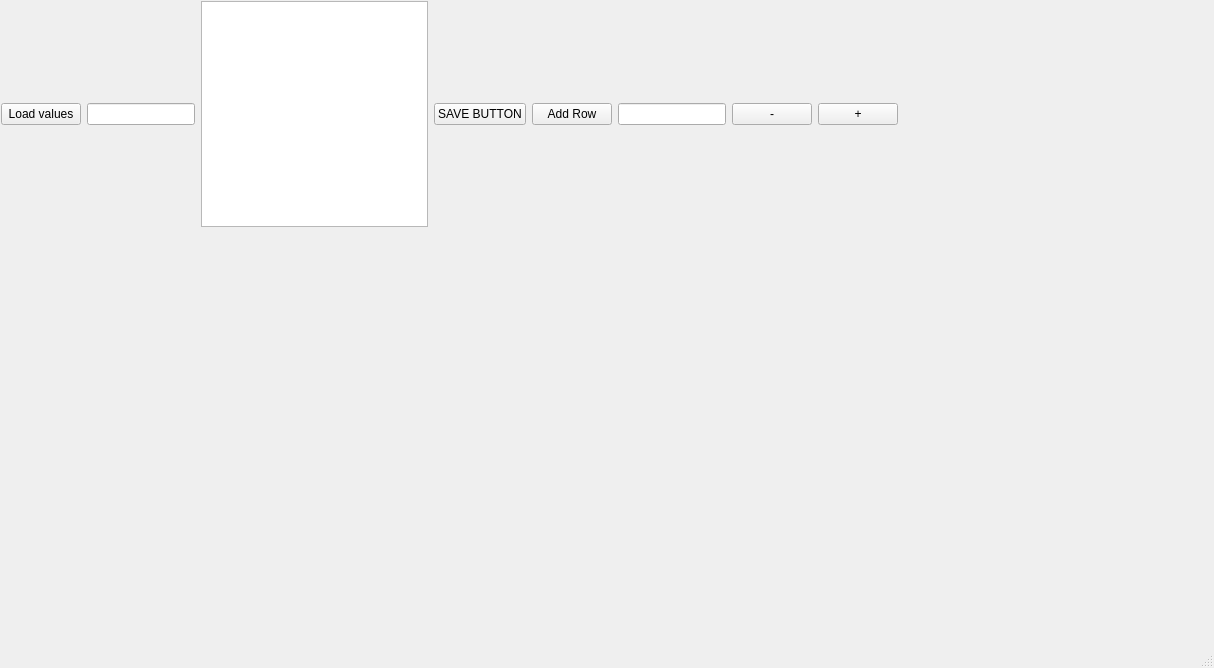
Before: the Qt Designer form mainwindow.ui in Sangameeee/cmmsMini, drawn with Qt 5.
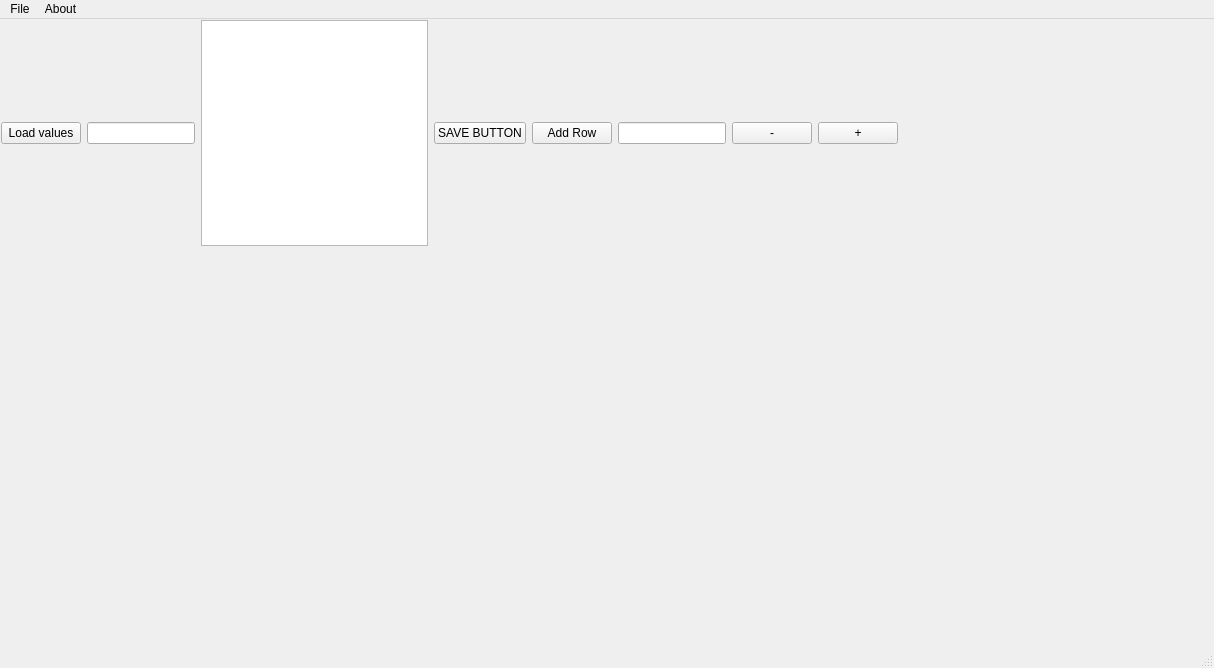
After: the same form once the commit is applied. Icons and pictures are not drawn.

```diff
--- a/mainwindow.ui
+++ b/mainwindow.ui
@@ -146,6 +146,25 @@
      <height>25</height>
     </rect>
    </property>
+   <widget class="QMenu" name="menuFile">
+    <property name="title">
+     <string>File</string>
+    </property>
+    <addaction name="actionHome"/>
+    <addaction name="actionSave"/>
+    <addaction name="actionLoad"/>
+    <addaction name="clear"/>
+    <addaction name="actionClear_All"/>
+    <addaction name="actionPrint"/>
+   </widget>
+   <widget class="QMenu" name="menuAbout">
+    <property name="title">
+     <string>About</string>
+    </property>
+    <addaction name="actionQt_Version"/>
+   </widget>
+   <addaction name="menuFile"/>
+   <addaction name="menuAbout"/>
   </widget>
   <widget class="QStatusBar" name="statusbar"/>
  </widget>
```
Left out of the diff: 90 changed lines with no effect on the pictures.
